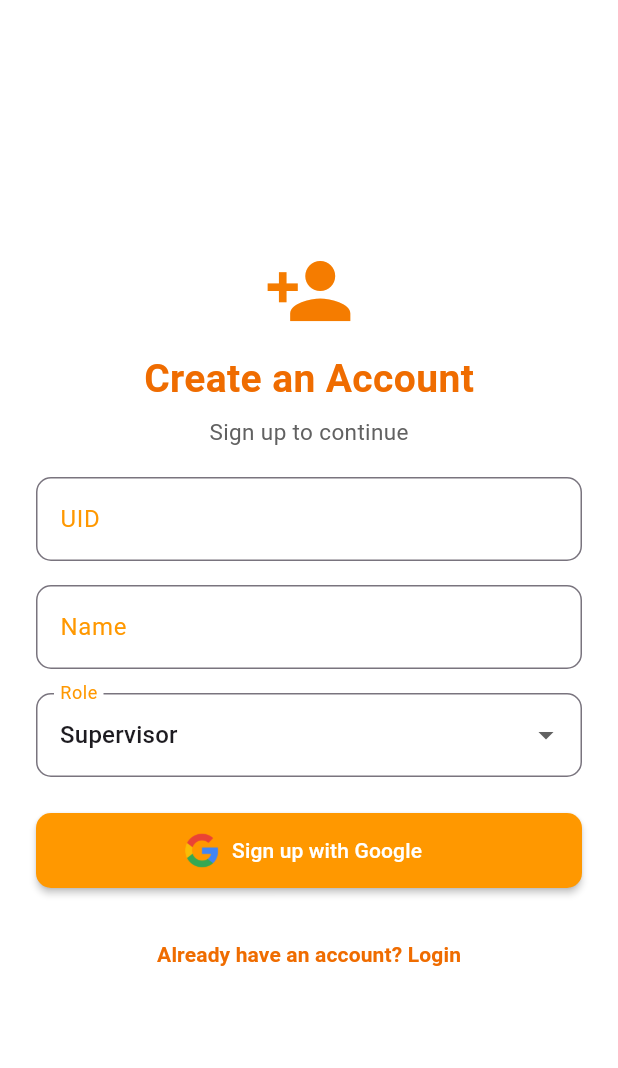
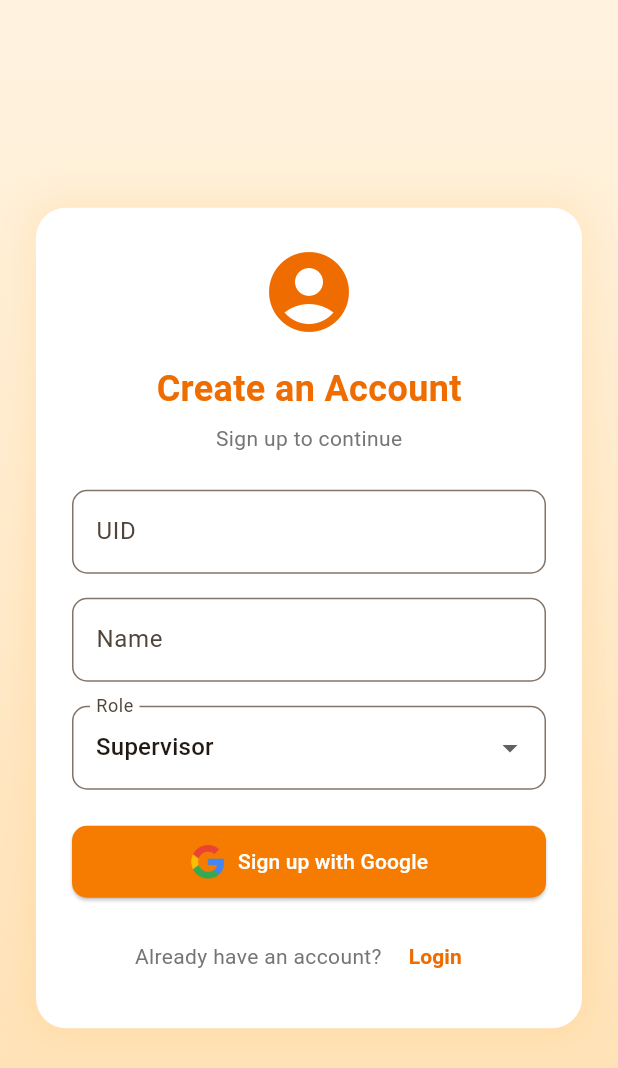
Before and after one commit to imhemish/smartclean, a Flutter app: the screen it shows after launch, on a phone screen of 412 x 824 dp. Shown: the top 1068 px of the screen. Run offline on Flutter 3.47's test engine with Material 3 defaults, Android fonts, the phone set to English and light mode, and no system bars; our stand-ins replace cloud_firestore, firebase_auth, firebase_core, flutter_native_splash, fluttertoast, geolocator and 3 more; accounts and stored records are empty; generated files the repository leaves out were written again.

Commit message:
Authentication page UI redefined

```diff
--- a/lib/authentication/signup_page.dart
+++ b/lib/authentication/signup_page.dart
@@ -82,7 +82,8 @@ class _SignUpPageState extends State<SignUpPage> {
     try {
       await _firestore.collection('users').doc(user.uid).get().then((doc) {
         if (doc.exists) {
-          ScaffoldMessenger.of(context).showSnackBar(SnackBar(content: Text("User already exists, please sign in")));
+          ScaffoldMessenger.of(context).showSnackBar(
+              SnackBar(content: Text("User already exists, please sign in")));
           return false;
         }
       });
@@ -114,15 +115,15 @@ class _SignUpPageState extends State<SignUpPage> {
     setState(() => _isLoading = true);
 
     try {
-      UserCredential? userCredential =
-      kIsWeb ? await _signInWithGoogleOnWeb() : await _signInWithGoogleOnMobile();
+      UserCredential? userCredential = kIsWeb
+          ? await _signInWithGoogleOnWeb()
+          : await _signInWithGoogleOnMobile();
 
       if (userCredential?.user != null) {
         await _storeUserData(userCredential!.user!);
         if (mounted) {
           Navigator.pushReplacement(
             context,
-            // navigate to proper pages
             MaterialPageRoute(builder: (context) => const LoginPage()),
           );
         }
@@ -136,48 +137,49 @@ class _SignUpPageState extends State<SignUpPage> {
 
   @override
   Widget build(BuildContext context) {
-    return Theme(
-      data: ThemeData(
-        primarySwatch: Colors.orange,
-        elevatedButtonTheme: ElevatedButtonThemeData(
-          style: ElevatedButton.styleFrom(
-            backgroundColor: Colors.orange,
-            foregroundColor: Colors.white,
-            shape: RoundedRectangleBorder(
-              borderRadius: BorderRadius.circular(10),
-            ),
-            elevation: 2,
-            minimumSize: const Size(double.infinity, 50),
+    return Scaffold(
+      body: Container(
+        decoration: BoxDecoration(
+          gradient: LinearGradient(
+            begin: Alignment.topCenter,
+            end: Alignment.bottomCenter,
+            colors: [
+              Colors.orange.shade50,
+              Colors.orange.shade100,
+            ],
           ),
         ),
-        inputDecorationTheme: InputDecorationTheme(
-          border: OutlineInputBorder(
-            borderRadius: BorderRadius.circular(10),
+        child: SafeArea(
+          child: Center(
+            child: Container(
+              margin: const EdgeInsets.symmetric(horizontal: 24.0),
+              padding: const EdgeInsets.all(24.0),
+              decoration: BoxDecoration(
+                color: Colors.white,
+                borderRadius: BorderRadius.circular(20),
+                boxShadow: [
+                  BoxShadow(
+                    color: Colors.orange.withOpacity(0.1),
+                    blurRadius: 20,
+                    spreadRadius: 5,
                   ),
-          focusedBorder: OutlineInputBorder(
-            borderSide: BorderSide(color: Colors.orange, width: 2),
+                ],
               ),
-          labelStyle: const TextStyle(color: Colors.orange),
-        ),
-      ),
-      child: Scaffold(
-        backgroundColor: Colors.white,
-        body: Center(
               child: SingleChildScrollView(
-            padding: const EdgeInsets.all(24.0),
                 child: Column(
                   mainAxisAlignment: MainAxisAlignment.center,
+                  mainAxisSize: MainAxisSize.min,
                   children: [
                     Icon(
-                  Icons.person_add,
-                  size: 60,
-                  color: Colors.orange.shade700,
+                      Icons.account_circle,
+                      size: 64,
+                      color: Colors.orange.shade800,
                     ),
-                const SizedBox(height: 10),
+                    const SizedBox(height: 16),
                     Text(
                       "Create an Account",
                       style: TextStyle(
-                    fontSize: 26,
+                        fontSize: 24,
                         fontWeight: FontWeight.bold,
                         color: Colors.orange.shade800,
                       ),
@@ -185,30 +187,57 @@ class _SignUpPageState extends State<SignUpPage> {
                     const SizedBox(height: 6),
                     Text(
                       "Sign up to continue",
-                  style: TextStyle(fontSize: 15, color: Colors.grey.shade700),
+                      style: TextStyle(fontSize: 14, color: Colors.grey.shade600),
                     ),
-                const SizedBox(height: 20),
+                    const SizedBox(height: 24),
                     Form(
                       key: _formKey,
                       child: Column(
                         children: [
                           TextFormField(
                             controller: _uidController,
-                        decoration: const InputDecoration(labelText: "UID"),
+                            decoration: InputDecoration(
+                              labelText: "UID",
+                              border: OutlineInputBorder(
+                                borderRadius: BorderRadius.circular(10),
+                              ),
+                              focusedBorder: OutlineInputBorder(
+                                borderRadius: BorderRadius.circular(10),
+                                borderSide: BorderSide(color: Colors.orange.shade600),
+                              ),
+                            ),
                             validator: (value) =>
                             value!.isEmpty ? 'Please enter your UID' : null,
                           ),
                           const SizedBox(height: 16),
                           TextFormField(
                             controller: _nameController,
-                        decoration: const InputDecoration(labelText: "Name"),
+                            decoration: InputDecoration(
+                              labelText: "Name",
+                              border: OutlineInputBorder(
+                                borderRadius: BorderRadius.circular(10),
+                              ),
+                              focusedBorder: OutlineInputBorder(
+                                borderRadius: BorderRadius.circular(10),
+                                borderSide: BorderSide(color: Colors.orange.shade600),
+                              ),
+                            ),
                             validator: (value) =>
                             value!.isEmpty ? 'Please enter your Name' : null,
                           ),
                           const SizedBox(height: 16),
                           DropdownButtonFormField<String>(
                             value: _selectedRole,
-                        decoration: const InputDecoration(labelText: "Role"),
+                            decoration: InputDecoration(
+                              labelText: "Role",
+                              border: OutlineInputBorder(
+                                borderRadius: BorderRadius.circular(10),
+                              ),
+                              focusedBorder: OutlineInputBorder(
+                                borderRadius: BorderRadius.circular(10),
+                                borderSide: BorderSide(color: Colors.orange.shade600),
+                              ),
+                            ),
                             items: _roles.map((String role) {
                               return DropdownMenuItem(
                                 value: role,
@@ -225,7 +254,9 @@ class _SignUpPageState extends State<SignUpPage> {
                           ),
                           const SizedBox(height: 24),
                           _isLoading
-                          ? const CircularProgressIndicator()
+                              ? CircularProgressIndicator(
+                            color: Colors.orange.shade700,
+                          )
                               : ElevatedButton.icon(
                             onPressed: _signInWithGoogle,
                             icon: Image.asset(
@@ -234,23 +265,42 @@ class _SignUpPageState extends State<SignUpPage> {
                               width: 24,
                             ),
                             label: const Text("Sign up with Google"),
+                            style: ElevatedButton.styleFrom(
+                              backgroundColor: Colors.orange.shade700,
+                              foregroundColor: Colors.white,
+                              padding: const EdgeInsets.symmetric(vertical: 12),
+                              minimumSize: const Size(double.infinity, 48),
+                              shape: RoundedRectangleBorder(
+                                borderRadius: BorderRadius.circular(10),
+                              ),
+                            ),
                           ),
                         ],
                       ),
                     ),
-                const SizedBox(height: 20),
+                    const SizedBox(height: 15),
+                    Center(
+                      child: Row(
+                        mainAxisAlignment: MainAxisAlignment.center,
+                        children: [
+                          Text(
+                            "Already have an account? ",
+                            style: TextStyle(color: Colors.grey.shade600),
+                          ),
                           TextButton(
                             onPressed: () => Navigator.pushReplacement(
                               context,
                               MaterialPageRoute(builder: (context) => const LoginPage()),
                             ),
                             child: Text(
-                    "Already have an account? Login",
+                              "Login",
                               style: TextStyle(
-                      fontSize: 14,
                                 color: Colors.orange.shade800,
-                      fontWeight: FontWeight.w600,
+                                fontWeight: FontWeight.bold,
                               ),
+                            ),
+                          ),
+                        ],
                       ),
                     ),
                   ],
@@ -258,6 +308,8 @@ class _SignUpPageState extends State<SignUpPage> {
               ),
             ),
           ),
+        ),
+      ),
     );
   }
 }
```
Also changed, not shown: lib/authentication/login_page.dart (+90 -41 lines), lib/views/splash_screen.dart (added, +42 -0 lines). Lines whose indentation alone changed are shown as unchanged.
